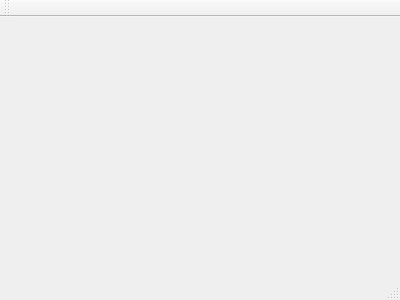
Before: the Qt Designer form serverwindow.ui in maeiiei/Theodolite-Server, drawn with Qt 5.
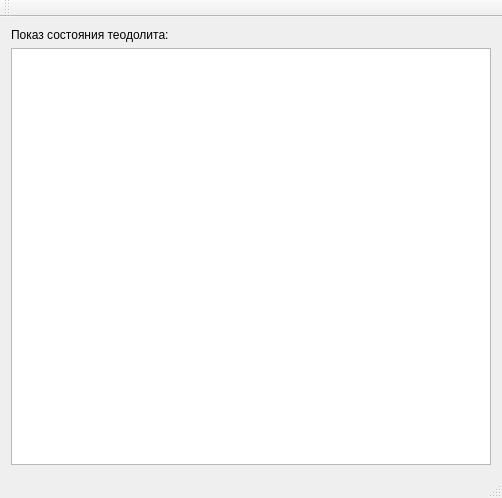
After: the same form once the commit is applied.

Patch:
```diff
--- a/serverwindow.ui
+++ b/serverwindow.ui
@@ -1,24 +1,56 @@
 <ui version="4.0">
  <class>ServerWindow</class>
- <widget class="QMainWindow" name="ServerWindow" >
-  <property name="geometry" >
+ <widget class="QMainWindow" name="ServerWindow">
+  <property name="geometry">
    <rect>
     <x>0</x>
     <y>0</y>
-    <width>400</width>
-    <height>300</height>
+    <width>502</width>
+    <height>498</height>
    </rect>
   </property>
   <property name="windowTitle" >
    <string>ServerWindow</string>
   </property>
-  <widget class="QMenuBar" name="menuBar" />
-  <widget class="QToolBar" name="mainToolBar" />
-  <widget class="QWidget" name="centralWidget" />
-  <widget class="QStatusBar" name="statusBar" />
+  <widget class="QWidget" name="centralWidget">
+   <layout class="QGridLayout" name="gridLayout">
+    <item row="0" column="0">
+     <layout class="QVBoxLayout" name="verticalLayout">
+      <item>
+       <widget class="QLabel" name="label">
+        <property name="text">
+         <string>Показ состояния теодолита:</string>
+        </property>
+       </widget>
+      </item>
+      <item>
+       <widget class="QTextEdit" name="textEdit"/>
+      </item>
+     </layout>
+    </item>
+   </layout>
+  </widget>
+  <widget class="QMenuBar" name="menuBar">
+   <property name="geometry">
+    <rect>
+     <x>0</x>
+     <y>0</y>
+     <width>502</width>
+     <height>26</height>
+    </rect>
+   </property>
+  </widget>
+  <widget class="QToolBar" name="mainToolBar">
+   <attribute name="toolBarArea">
+    <enum>TopToolBarArea</enum>
+   </attribute>
+   <attribute name="toolBarBreak">
+    <bool>false</bool>
+   </attribute>
+  </widget>
+  <widget class="QStatusBar" name="statusBar"/>
  </widget>
- <layoutDefault spacing="6" margin="11" />
- <pixmapfunction></pixmapfunction>
+ <layoutdefault spacing="6" margin="11"/>
  <resources/>
  <connections/>
 </ui>
```
Left out of the diff: 3 changed lines with no effect on the pictures.
